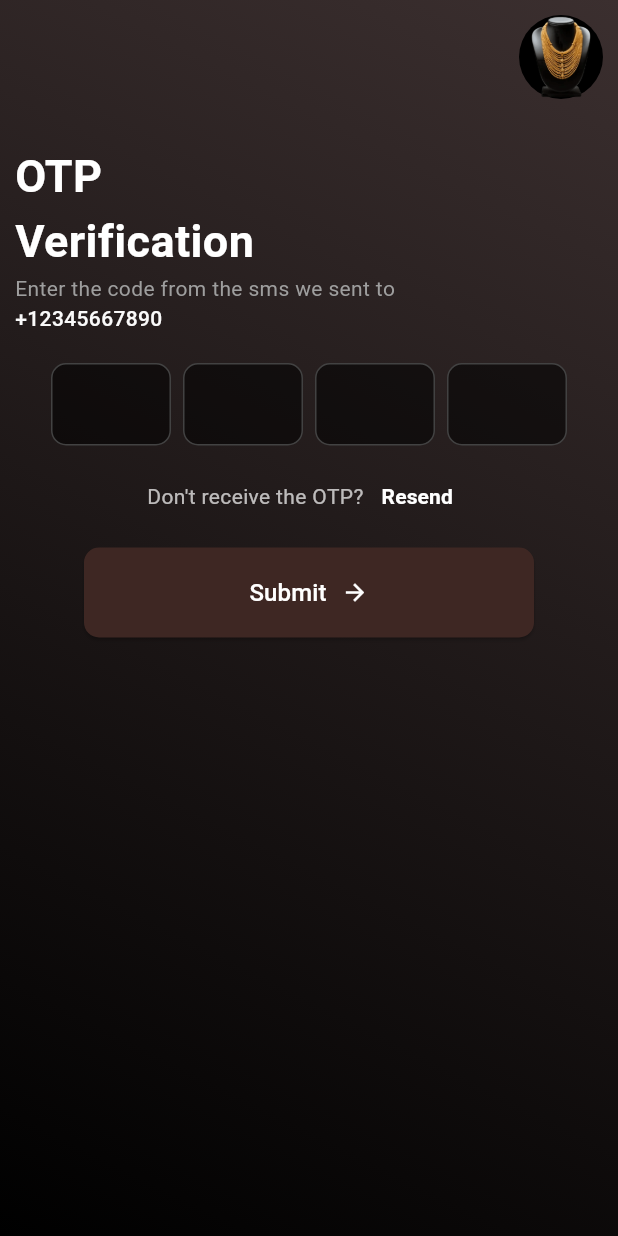
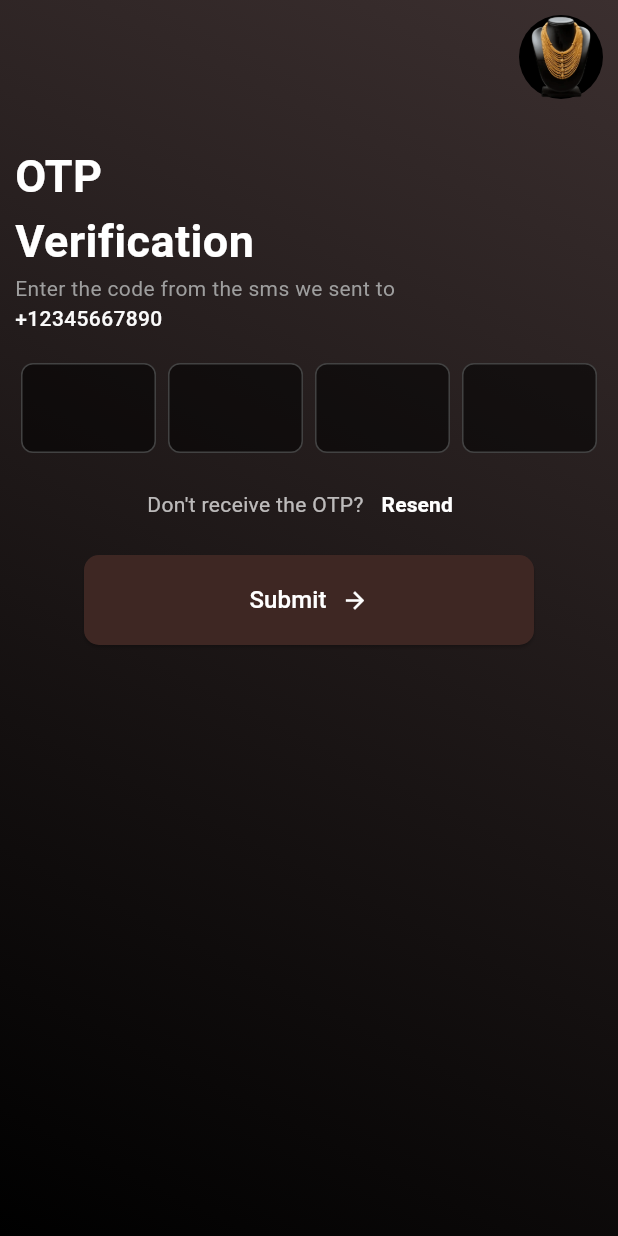
Before and after one commit to Maha6468/rate_the_fit_app, a Flutter app: the screen it shows after launch, on a phone screen of 412 x 824 dp. Run offline on Flutter 3.47's test engine with Material 3 defaults, Android fonts, the phone set to English and light mode, and no system bars; drawn by our look-alikes of pinput; our stand-ins replace country_code_picker.

Commit message:
last update

```diff
--- a/lib/screen/otp_varification.dart
+++ b/lib/screen/otp_varification.dart
@@ -1,33 +1,55 @@
 import 'package:flutter/material.dart';
 import 'package:pinput/pinput.dart';
+
 import 'package:rate_the_fit_app/coustom_widget/custom_elevated_button.dart';
 import 'package:rate_the_fit_app/coustom_widget/custom_signIn_signUp_resend.dart';
 
 import '../coustom_widget/custom_star_image.dart';
 
-class OTP_Varification extends StatefulWidget {
-  const OTP_Varification({super.key});
+class OTP_Varification extends StatelessWidget {
+   OTP_Varification({super.key});
 
-  @override
-  State<OTP_Varification> createState() => _OTP_VarificationState();
-}
-
-class _OTP_VarificationState extends State<OTP_Varification> {
-  final TextEditingController _otpController = TextEditingController();
+   final pinController = TextEditingController();
+   final focusNode = FocusNode();
   @override
   Widget build(BuildContext context) {
+
+    final defaultPinTheme = PinTheme(
+      width: 90,
+      height: 60,
+      textStyle: const TextStyle(
+        fontSize: 20,
+        color: Colors.white,
+        fontWeight: FontWeight.bold,
+      ),
+      decoration: BoxDecoration(
+        color: Colors.black54,
+        borderRadius: BorderRadius.circular(8),
+        border: Border.all(color: Colors.grey.shade800),
+      ),
+    );
+
+
     return Scaffold(
       body: Container(
-        height: MediaQuery.of(context).size.height,
-        width: MediaQuery.of(context).size.width,
+        height: MediaQuery
+            .of(context)
+            .size
+            .height,
+        width: MediaQuery
+            .of(context)
+            .size
+            .width,
         decoration: BoxDecoration(
             gradient: LinearGradient(
-                colors: [Colors.black,Color(0xFF3B2F2F)],
+                colors: [Colors.black, Color(0xFF3B2F2F)],
                 begin: Alignment.bottomLeft,
                 end: Alignment.topRight
             )
         ),
         child: SafeArea(
+          child: SingleChildScrollView(
+           // physics:  BouncingScrollPhysics(),
             child: Padding(
               padding: const EdgeInsets.all(10.0),
               child: Column(
@@ -35,42 +57,40 @@ class _OTP_VarificationState extends State<OTP_Varification> {
                 children: [
                   Custom_Star_Image(),
                   SizedBox(height: 30,),
-                Text("OTP \nVerification",style: TextStyle(color: Colors.white,fontSize: 30,fontWeight:FontWeight.bold),),
-                Text("Enter the code from the sms we sent to",style: TextStyle(color: Colors.grey),),
-                Text("+12345667890",style: TextStyle(color: Colors.grey.shade50,fontWeight: FontWeight.w500),),
+                  Text("OTP \nVerification", style: TextStyle(color: Colors.white,
+                      fontSize: 30,
+                      fontWeight: FontWeight.bold),),
+                  Text("Enter the code from the sms we sent to",
+                    style: TextStyle(color: Colors.grey),),
+                  Text("+12345667890", style: TextStyle(
+                      color: Colors.grey.shade50, fontWeight: FontWeight.w500),),
                   SizedBox(height: 20,),
+
 
                   Center(
                     child: Pinput(
                       length: 4,
-                    controller: _otpController,
-                    showCursor: true,
-                    defaultPinTheme: PinTheme(
-                      width: 80,
-                      height: 55,
-                      decoration: BoxDecoration(
-                        color: Colors.black54,
-                        borderRadius: BorderRadius.circular(10),
-                        border: Border.all(color: Colors.grey.shade800),
-                      ),
-                      textStyle:  TextStyle(
-                        color: Colors.white,
-                        fontSize: 20,
-                        fontWeight: FontWeight.bold,
-                      ),
-                    ),
+                      controller: pinController,
+                      focusNode: focusNode,
+                      defaultPinTheme: defaultPinTheme,
+                      onCompleted: (pin) {
+                        debugPrint('Entered PIN: $pin');
+                      },
                     ),
                   ),
 
-                SizedBox(height: 10,),
 
-                Custom_SignIn_SignUp_Resend(text: "Don't receive the OTP?", buttontext: 'Resend', onPressed: () {  },),
 
                   SizedBox(height: 10,),
 
-                Center(child: Custom_Elevated_Button(text: 'Submit', height: 60, width: 300,))
+                  Custom_SignIn_SignUp_Resend(text: "Don't receive the OTP?",
+                    buttontext: 'Resend',
+                    onPressed: () {},),
 
+                  SizedBox(height: 10,),
 
+                  Center(child: Custom_Elevated_Button(
+                    text: 'Submit', height: 60, width: 300,))
 
 
                 ],
@@ -78,6 +98,7 @@ class _OTP_VarificationState extends State<OTP_Varification> {
             ),
           ),
         ),
+      ),
     );
   }
 }
--- a/pubspec.yaml
+++ b/pubspec.yaml
@@ -31,7 +31,7 @@ dependencies:
   flutter:
     sdk: flutter
   country_code_picker: ^3.4.1
-  pinput: ^3.0.1
+  pinput: ^5.0.2
 
 
   # The following adds the Cupertino Icons font to your application.
```
Also changed, not shown: pubspec.lock. Lines whose indentation alone changed are shown as unchanged.
